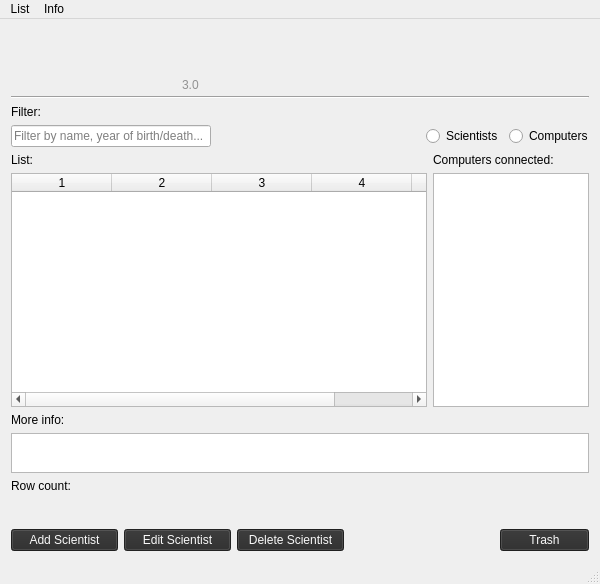
Qt form famGUI/mainwindow.ui (gdgunnars/famCS3.0) before a commit.
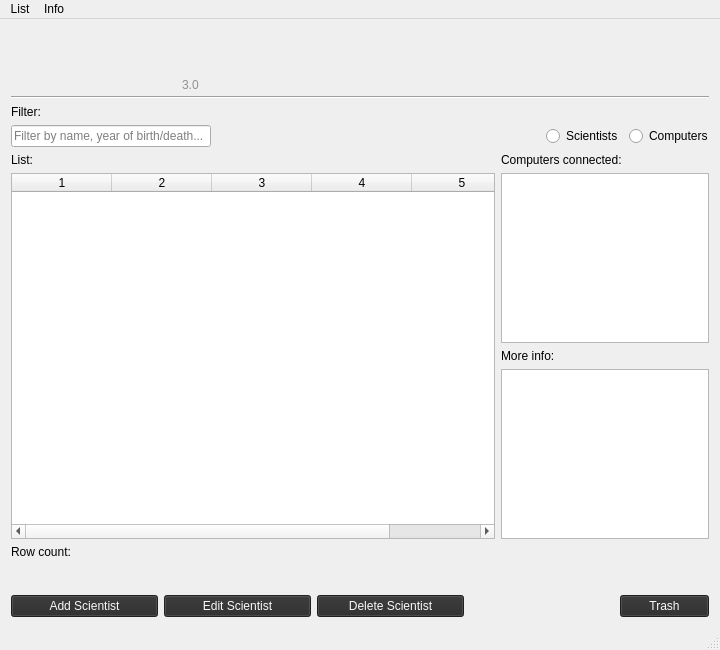
The same form after that commit. Icons and pictures are not drawn.

Commit message: layout breytingar og test

The edit to the form file:
```diff
--- a/famGUI/mainwindow.ui
+++ b/famGUI/mainwindow.ui
@@ -6,8 +6,8 @@
    <rect>
     <x>0</x>
     <y>0</y>
-    <width>600</width>
-    <height>584</height>
+    <width>720</width>
+    <height>650</height>
    </rect>
   </property>
   <property name="sizePolicy">
@@ -18,13 +18,13 @@
   </property>
   <property name="minimumSize">
    <size>
-    <width>600</width>
-    <height>580</height>
+    <width>720</width>
+    <height>650</height>
    </size>
   </property>
   <property name="maximumSize">
    <size>
-    <width>720</width>
+    <width>16777215</width>
     <height>16777215</height>
    </size>
   </property>
@@ -247,7 +247,55 @@
       <item row="1" column="1">
        <layout class="QVBoxLayout" name="verticalLayout_4">
         <item>
-         <widget class="QListWidget" name="compConList"/>
+         <widget class="QListWidget" name="compConList">
+          <property name="minimumSize">
+           <size>
+            <width>200</width>
+            <height>150</height>
+           </size>
+          </property>
+          <property name="maximumSize">
+           <size>
+            <width>240</width>
+            <height>500</height>
+           </size>
+          </property>
+          <property name="wordWrap">
+           <bool>true</bool>
+          </property>
+         </widget>
+        </item>
+        <item>
+         <widget class="QLabel" name="label_3">
+          <property name="text">
+           <string>More info:</string>
+          </property>
+         </widget>
+        </item>
+        <item>
+         <widget class="QListWidget" name="infoList">
+          <property name="sizePolicy">
+           <sizepolicy hsizetype="Expanding" vsizetype="Fixed">
+            <horstretch>0</horstretch>
+            <verstretch>0</verstretch>
+           </sizepolicy>
+          </property>
+          <property name="minimumSize">
+           <size>
+            <width>0</width>
+            <height>150</height>
+           </size>
+          </property>
+          <property name="maximumSize">
+           <size>
+            <width>240</width>
+            <height>500</height>
+           </size>
+          </property>
+          <property name="wordWrap">
+           <bool>true</bool>
+          </property>
+         </widget>
         </item>
        </layout>
       </item>
@@ -348,29 +396,6 @@
       </item>
      </layout>
     </item>
-    <item>
-     <widget class="QLabel" name="label_3">
-      <property name="text">
-       <string>More info:</string>
-      </property>
-     </widget>
-    </item>
-    <item>
-     <widget class="QListWidget" name="infoList">
-      <property name="sizePolicy">
-       <sizepolicy hsizetype="Expanding" vsizetype="Fixed">
-        <horstretch>0</horstretch>
-        <verstretch>0</verstretch>
-       </sizepolicy>
-      </property>
-      <property name="maximumSize">
-       <size>
-        <width>16777215</width>
-        <height>40</height>
-       </size>
-      </property>
-     </widget>
-    </item>
     <item>
      <widget class="QLabel" name="rowCount_label">
       <property name="text">
@@ -491,8 +516,8 @@
     <rect>
      <x>0</x>
      <y>0</y>
-     <width>600</width>
-     <height>21</height>
+     <width>720</width>
+     <height>25</height>
     </rect>
    </property>
    <widget class="QMenu" name="menuInfo">
```
The commit also changes 1 other file.
